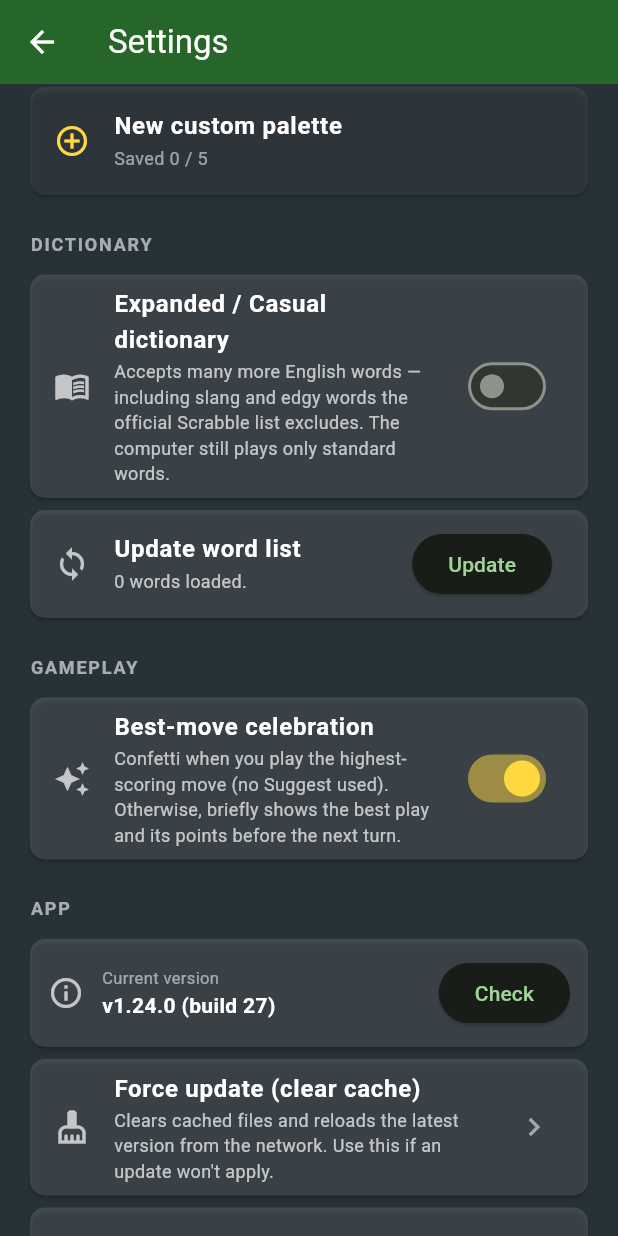
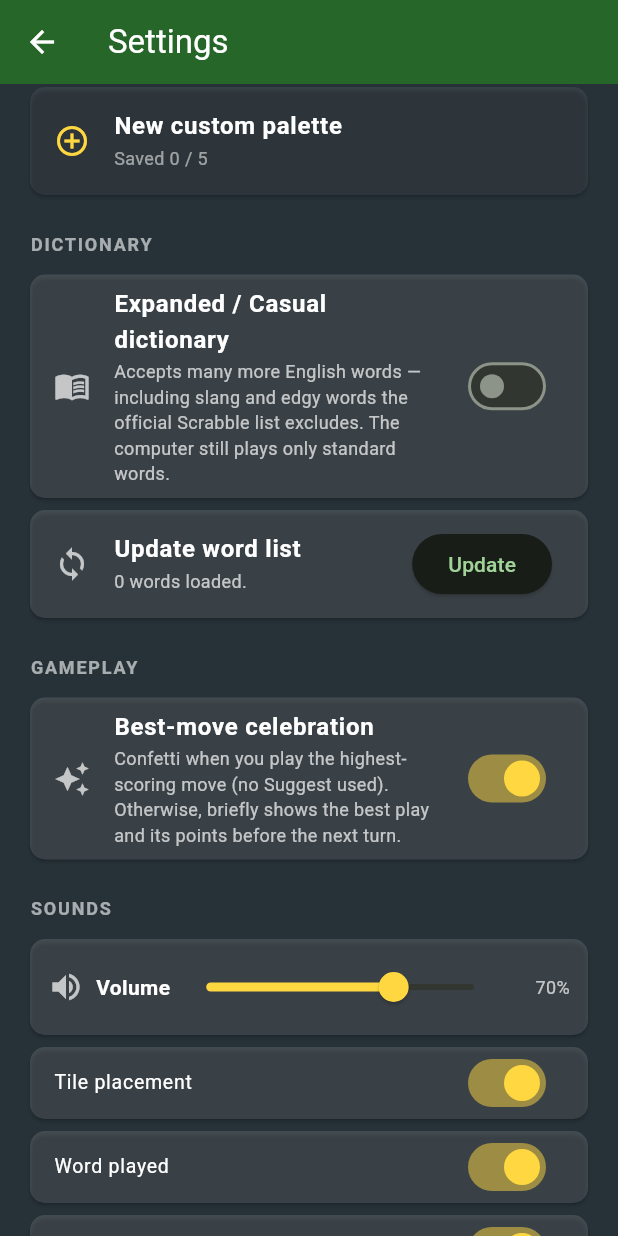
Before and after one commit to Bobs-Dev-Attic/ScrabbleOffline, a Flutter app: the SettingsScreen screen opened directly with empty values, scrolled down 576 dp, on a phone screen of 412 x 824 dp. Run offline on Flutter 3.47's test engine with Material 3 defaults, Android fonts, the phone set to English and light mode, and no system bars; our stand-ins replace hive_flutter, qr_flutter; missing offline and left inert: dart:js_interop; accounts and stored records are empty; statements that could not run were skipped.

Commit message:
Add synthesized sound effects with volume + per-sound settings (v1.25.0)
- Web Audio (js_interop) synthesizes short effects on-device for place / play /
  invalid / pass / swap / suggest / celebrate / win — no audio files, no
  network, fully offline. Triggered via a GameState.onSound hook (suppressed
  during remote replay).
- SettingsController: master soundVolume + per-sound enable set, persisted.
- Settings → Sounds: volume slider + a toggle per sound; toggling on previews it.

Released as v1.25.0+28. Analyze clean; 66 tests pass; audio verified in build.

Co-Authored-By: Claude Opus 4.8 (1M context) <noreply@anthropic.com>
Claude-Session: https://claude.ai/code/session_01ELPJ4JbJE1txyuwyskc5um

```diff
--- a/lib/app_info.dart
+++ b/lib/app_info.dart
@@ -4,9 +4,9 @@
 /// with its topmost `## [X.Y.Z]` entry by `tool/sync_version.py` (run during
 /// the build). To release, add a CHANGELOG entry and run that script — do not
 /// edit this value by hand.
-const String kAppVersion = '1.24.0';
+const String kAppVersion = '1.25.0';
 
 /// Build number for this release (the `+N` in pubspec). Also kept in sync from
 /// CHANGELOG.md by `tool/sync_version.py`. Used to compare against the server's
 /// version.json when checking for updates.
-const int kAppBuild = 27;
+const int kAppBuild = 28;
--- a/lib/state/settings.dart
+++ b/lib/state/settings.dart
@@ -54,6 +54,25 @@ class SettingsController extends ChangeNotifier {
   /// the best placement. Default on.
   bool bestMoveFeedback = true;
 
+  /// Master sound-effects volume (0–1).
+  double soundVolume = 0.7;
+
+  /// Sound keys the user has turned off (all on by default).
+  Set<String> _disabledSounds = {};
+
+  /// All toggleable sound keys (drives the Settings list).
+  static const List<String> soundKeys = [
+    'place',
+    'play',
+    'invalid',
+    'pass',
+    'swap',
+    'suggest',
+    'celebrate',
+  ];
+
+  bool soundEnabled(String key) => !_disabledSounds.contains(key);
+
   List<CustomPalette> customPalettes = [];
 
   bool get isCustomActive => activeKey.startsWith('custom:');
@@ -85,6 +104,12 @@ class SettingsController extends ChangeNotifier {
     permissiveDictionary = _box!.get('permissive', defaultValue: false) as bool;
     bestMoveFeedback =
         _box!.get('best_move_feedback', defaultValue: true) as bool;
+    soundVolume =
+        (_box!.get('sound_volume', defaultValue: 0.7) as num).toDouble();
+    _disabledSounds = (_box!.get('sounds_off', defaultValue: const <dynamic>[])
+            as List)
+        .map((e) => e.toString())
+        .toSet();
     final raw = _box!.get('custom_palettes', defaultValue: const <dynamic>[])
         as List;
     customPalettes = raw
@@ -156,6 +181,22 @@ class SettingsController extends ChangeNotifier {
     notifyListeners();
   }
 
+  void setSoundVolume(double value) {
+    soundVolume = value.clamp(0.0, 1.0);
+    _box?.put('sound_volume', soundVolume);
+    notifyListeners();
+  }
+
+  void setSoundEnabled(String key, bool enabled) {
+    if (enabled) {
+      _disabledSounds.remove(key);
+    } else {
+      _disabledSounds.add(key);
+    }
+    _box?.put('sounds_off', _disabledSounds.toList());
+    notifyListeners();
+  }
+
   /// Wipes stored preferences and returns to defaults. Used by the Settings
   /// "Reset local data" action (alongside clearing the saved game).
   Future<void> resetToDefaults() async {
@@ -163,6 +204,8 @@ class SettingsController extends ChangeNotifier {
     activeKey = AppThemeId.classic.name;
     permissiveDictionary = false;
     bestMoveFeedback = true;
+    soundVolume = 0.7;
+    _disabledSounds = {};
     customPalettes = [];
     notifyListeners();
   }
--- a/lib/ui/pwa_install.dart
+++ b/lib/ui/pwa_install.dart
@@ -39,6 +39,9 @@ external JSPromise<JSString> _fetchText(JSString url);
 
 @JS('pwaHardReset')
 external void _hardReset();
+
+@JS('pwaPlaySound')
+external void _playSound(JSString name, JSNumber volume);
 
 @JS('pwaScanQrSupported')
 external JSBoolean _scanQrSupported();
@@ -116,6 +119,14 @@ Future<String> pwaCheckForUpdate() async {
   } catch (_) {
     return 'error';
   }
+}
+
+/// Plays a short synthesized sound effect at [volume] (0–1). No-op off the web
+/// or when audio is unavailable.
+void pwaPlaySound(String name, double volume) {
+  try {
+    _playSound(name.toJS, volume.toJS);
+  } catch (_) {}
 }
 
 /// True when the browser can scan QR codes (BarcodeDetector available).
--- a/lib/ui/settings_screen.dart
+++ b/lib/ui/settings_screen.dart
@@ -227,6 +227,10 @@ class _SettingsScreenState extends State<SettingsScreen> {
               const SizedBox(height: 20),
               const _SectionTitle('Gameplay'),
               _bestMoveTile(),
+              const SizedBox(height: 20),
+              const _SectionTitle('Sounds'),
+              _soundVolumeTile(),
+              for (final k in SettingsController.soundKeys) _soundToggle(k),
               const SizedBox(height: 20),
               const _SectionTitle('App'),
               _updatesTile(online),
@@ -669,6 +673,72 @@ class _SettingsScreenState extends State<SettingsScreen> {
     );
   }
 
+  static const Map<String, String> _soundLabels = {
+    'place': 'Tile placement',
+    'play': 'Word played',
+    'invalid': 'Invalid move',
+    'pass': 'Pass',
+    'swap': 'Swap',
+    'suggest': 'Suggest',
+    'celebrate': 'Celebrations & win',
+  };
+
+  Widget _soundVolumeTile() {
+    return Card(
+      color: const Color(0x22FFFFFF),
+      shape: RoundedRectangleBorder(borderRadius: BorderRadius.circular(10)),
+      child: Padding(
+        padding: const EdgeInsets.fromLTRB(12, 8, 12, 8),
+        child: Row(
+          children: [
+            const Icon(Icons.volume_up, color: Colors.white70),
+            const SizedBox(width: 8),
+            const Text('Volume',
+                style:
+                    TextStyle(color: Colors.white, fontWeight: FontWeight.bold)),
+            Expanded(
+              child: Slider(
+                value: settings.soundVolume,
+                activeColor: Colors.amberAccent,
+                onChanged: settings.setSoundVolume,
+                onChangeEnd: (v) {
+                  if (v > 0) pwaPlaySound('place', v);
+                },
+              ),
+            ),
+            SizedBox(
+              width: 40,
+              child: Text('${(settings.soundVolume * 100).round()}%',
+                  textAlign: TextAlign.right,
+                  style: const TextStyle(color: Colors.white70, fontSize: 12)),
+            ),
+          ],
+        ),
+      ),
+    );
+  }
+
+  Widget _soundToggle(String key) {
+    final on = settings.soundEnabled(key);
+    return Card(
+      color: const Color(0x22FFFFFF),
+      shape: RoundedRectangleBorder(borderRadius: BorderRadius.circular(10)),
+      child: SwitchListTile(
+        dense: true,
+        value: on,
+        activeThumbColor: Colors.amberAccent,
+        title: Text(_soundLabels[key] ?? key,
+            style: const TextStyle(color: Colors.white)),
+        onChanged: (v) {
+          settings.setSoundEnabled(key, v);
+          if (v && settings.soundVolume > 0) {
+            pwaPlaySound(key, settings.soundVolume); // preview
+          }
+        },
+      ),
+    );
+  }
+
   Widget _bestMoveTile() {
     return Card(
       color: const Color(0x22FFFFFF),
--- a/pubspec.yaml
+++ b/pubspec.yaml
@@ -1,7 +1,7 @@
 name: scrabble_offline
 description: A 100% offline, standalone Scrabble game built with Flutter Web.
 publish_to: "none"
-version: 1.24.0+27
+version: 1.25.0+28
 
 environment:
   sdk: ">=3.0.0 <4.0.0"
```
Also changed, not shown: lib/main.dart (+10 -4 lines), lib/state/game_state.dart (+17 -0 lines), 3 other files.
